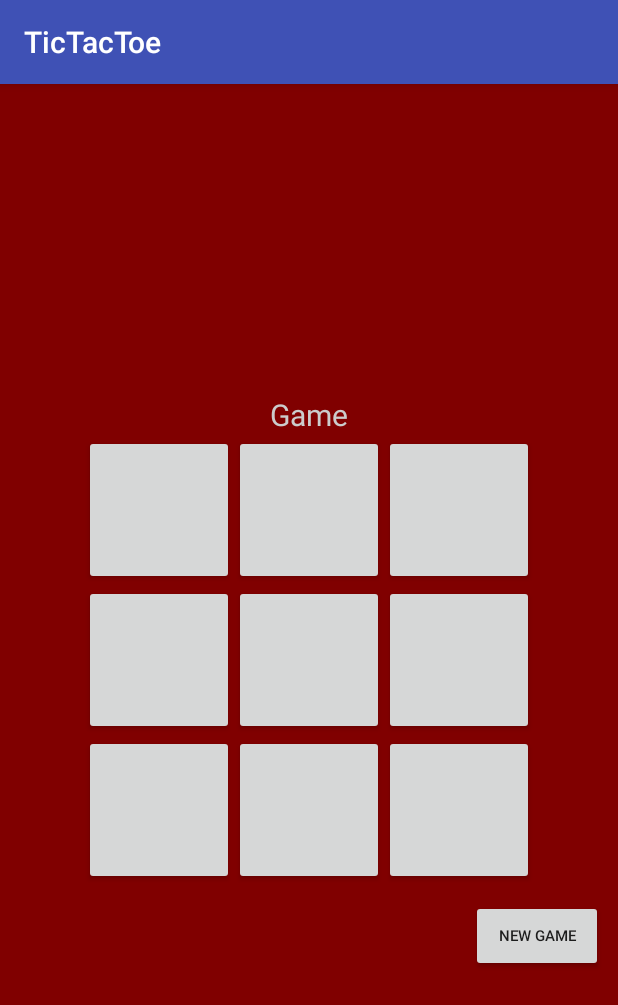
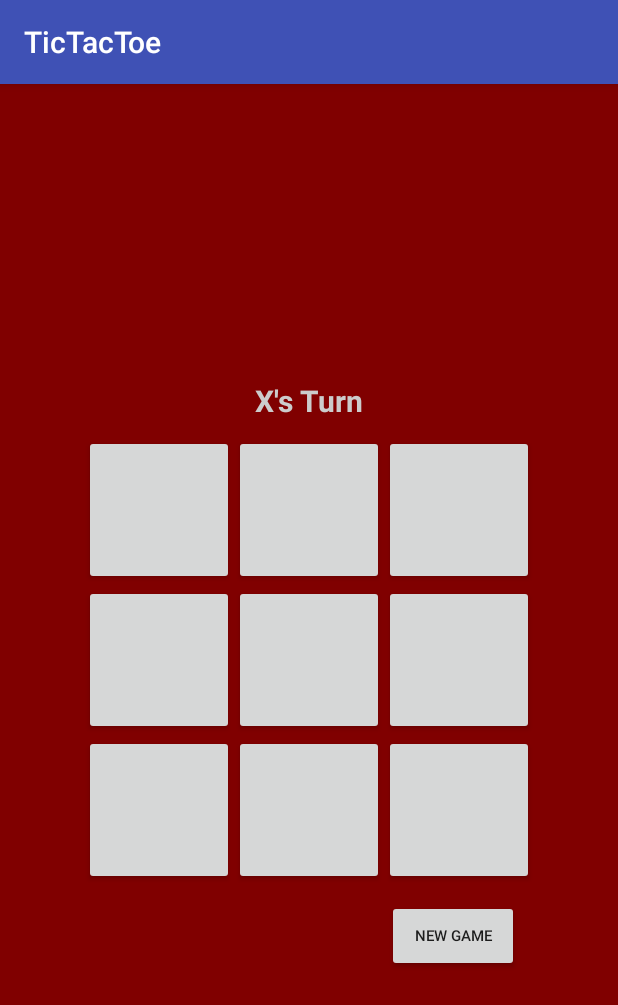
Before and after one commit to SergejsUL/TicTacToe, an Android app: the screen it shows after launch (MainActivity), after a tap on an icon or button, on a phone screen of 412 x 824 dp. Shown: the top 1005 px of the screen. Run offline under Robolectric (Android 15) with nearby library versions, the phone set to English and light mode, and no system bars.

Commit message:
view done

```diff
--- a/TicTacToe/app/src/main/java/ie/ul/serge/tictactoe/MainActivity.java
+++ b/TicTacToe/app/src/main/java/ie/ul/serge/tictactoe/MainActivity.java
@@ -18,12 +18,19 @@ public class MainActivity extends AppCompatActivity {
         mGame = new TicTacToeGame(this);
     }
 
-    public void pressSquare (View view){
-        String tagAsString =view.getTag().toString();
+    public void pressSquare(View view) {
+        String tagAsString = view.getTag().toString();
         int tagAsInt = Integer.parseInt(tagAsString);
         //Log.d("TTT ","You pressed index " + tagAsInt);
         //Toast.makeText(this,"You pressed" + tagAsInt,Toast.LENGTH_SHORT).show();
 
 
     }
+
+    public void pressedNewGame(View view) {
+        //Toast.makeText(this, "New Game", Toast.LENGTH_SHORT).show();
+
+
+    }
+
 }
--- a/TicTacToe/app/src/main/res/layout/activity_main.xml
+++ b/TicTacToe/app/src/main/res/layout/activity_main.xml
@@ -101,15 +101,20 @@
         android:layout_above="@+id/table1"
         android:layout_centerInParent="true"
         android:textColor="@color/textColor"
-        android:text="Game"
-        android:textSize="20sp" />
+        android:text="@string/x_turn"
+        android:textSize="20sp"
+        android:layout_margin="9dp"
+        android:textStyle="bold"
+        android:id="@+id/games_state_text_view"/>
+
     <Button
         android:layout_width="wrap_content"
         android:layout_height="wrap_content"
+        android:layout_alignRight="@id/table1"
         android:layout_below="@id/table1"
-        android:layout_alignParentRight="true"
+        android:layout_margin="10dp"
+        android:padding="10dp"
         android:text="@string/new_game"
         android:textSize="10sp"
-        android:padding="10dp"
-        android:layout_margin="10dp"/>
+        android:onClick="pressedNewGame"/>
 </RelativeLayout>
```
